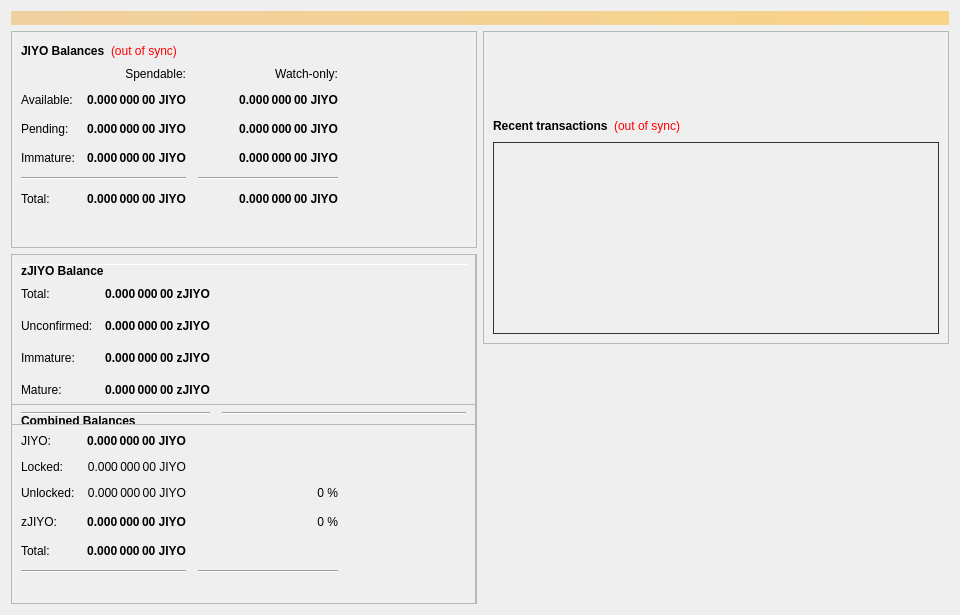
Before: the Qt Designer form src/qt/forms/overviewpage.ui in jiyocommunity/jiyox, drawn with Qt 5.
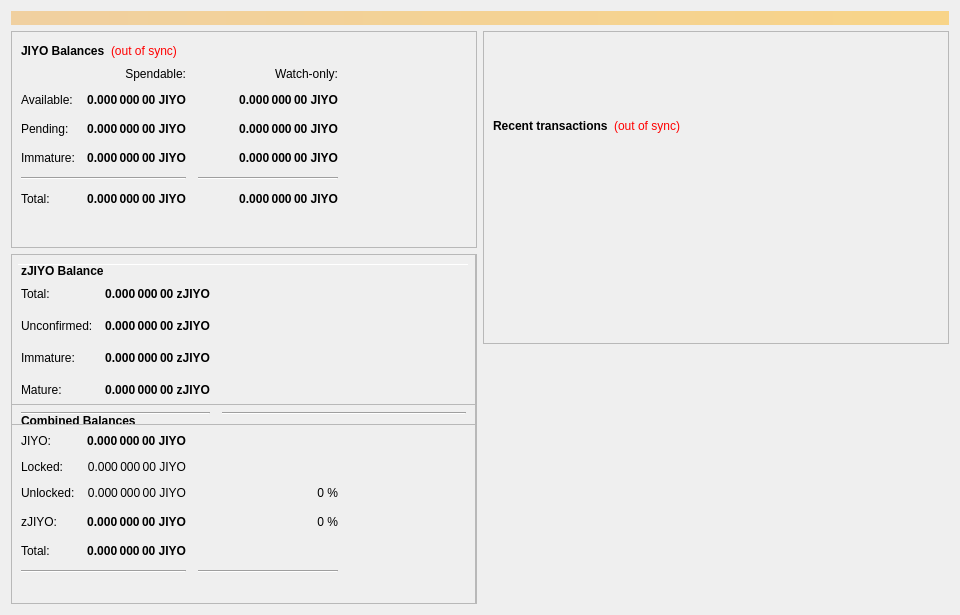
After: the same form once the commit is applied.

Patch:
```diff
--- a/src/qt/forms/overviewpage.ui
+++ b/src/qt/forms/overviewpage.ui
@@ -1493,20 +1493,8 @@
           </item>
           <item>
            <widget class="QListView" name="listTransactions">
-            <property name="font">
-             <font>
-              <family>Andale Mono</family>
-             </font>
-            </property>
-            <property name="autoFillBackground">
-             <bool>false</bool>
-            </property>
             <property name="styleSheet">
-             <string notr="true">background:transparent;
-border:1px solid #333;
-padding-right:1px;
-padding-left:1px;
-color:#000000;</string>
+             <string notr="true">QListView { background: transparent; }</string>
             </property>
             <property name="frameShape">
              <enum>QFrame::NoFrame</enum>
```
Left out of the diff: 3 changed lines with no effect on the pictures.
